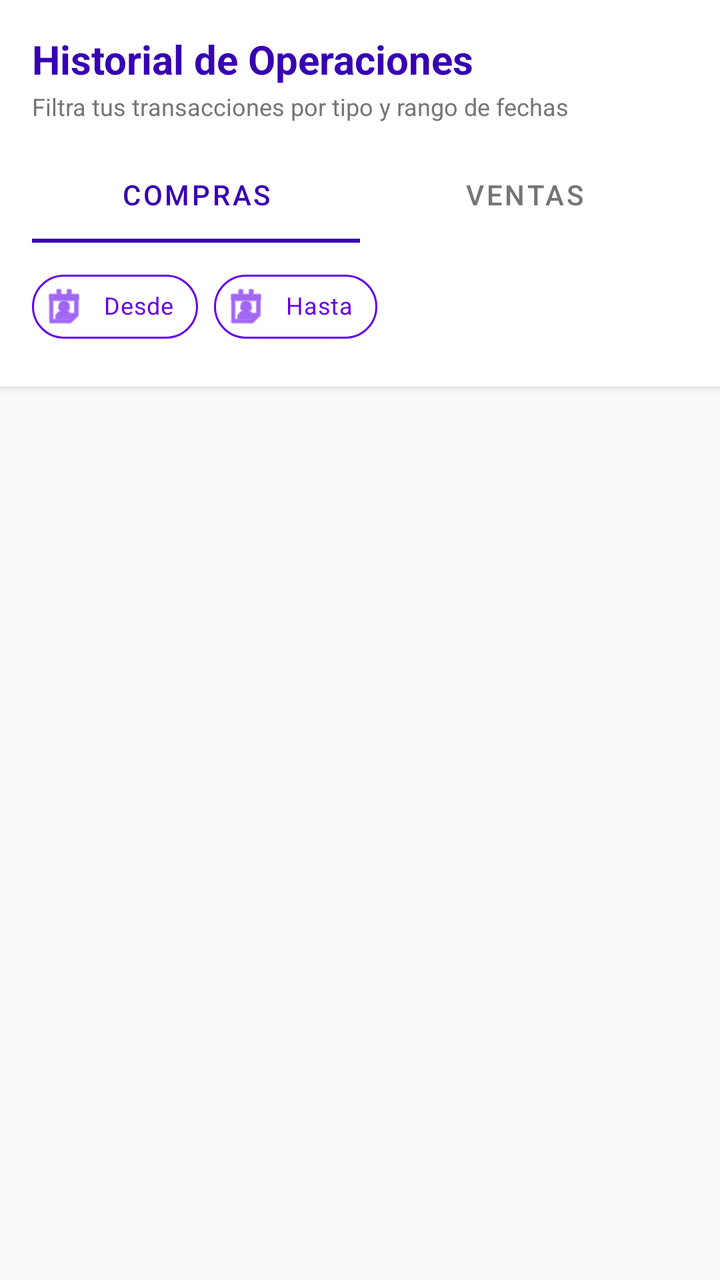
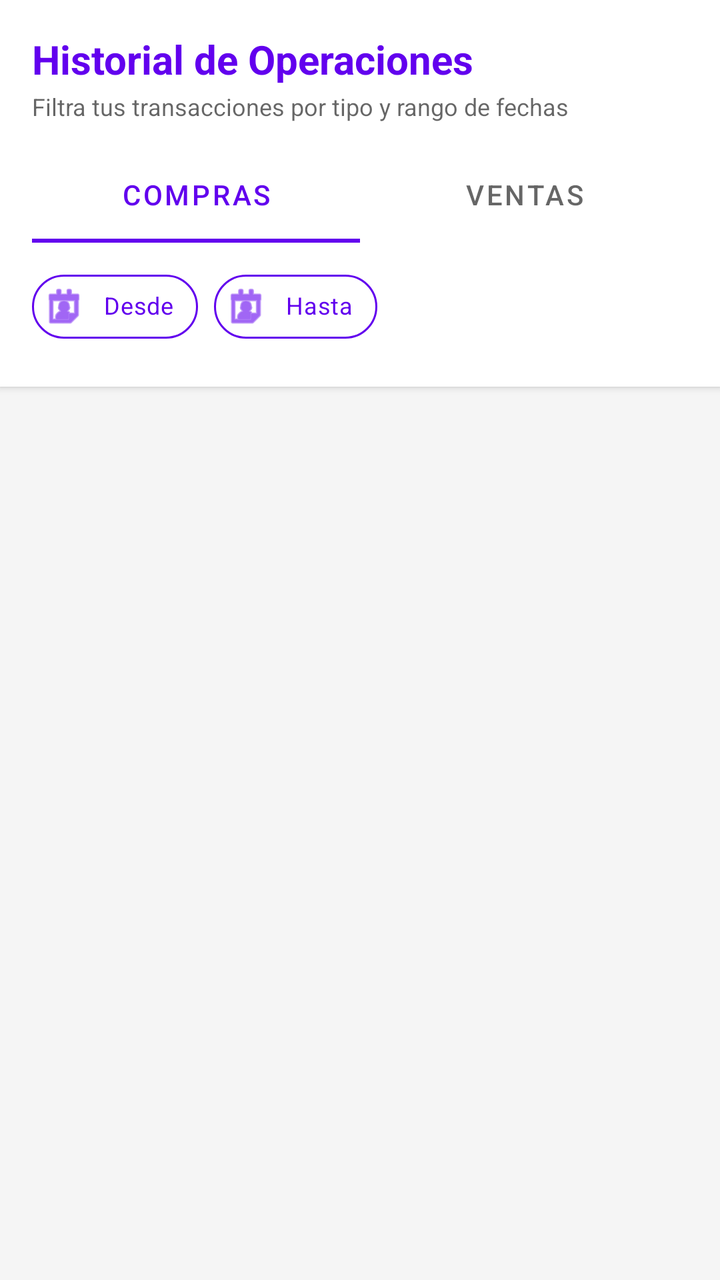

The first picture is an Android layout as it rendered before a commit; the second is the same layout after the commit. The layout source and the unified diff follow.
<!-- AndroidManifest.xml: application theme Theme.TPRondaGrupo2 -->
<!-- res/layout/fragment_historial.xml -->
<?xml version="1.0" encoding="utf-8"?>
<LinearLayout xmlns:android="http://schemas.android.com/apk/res/android"
    xmlns:app="http://schemas.android.com/apk/res-auto"
    xmlns:tools="http://schemas.android.com/tools"
    android:layout_width="match_parent"
    android:layout_height="match_parent"
    android:orientation="vertical"
    android:background="#F8F9FA">

    
    <com.google.android.material.card.MaterialCardView
        android:layout_width="match_parent"
        android:layout_height="wrap_content"
        app:cardCornerRadius="0dp"
        app:cardElevation="2dp"
        app:strokeWidth="0dp">

        <LinearLayout
            android:layout_width="match_parent"
            android:layout_height="wrap_content"
            android:orientation="vertical"
            android:padding="16dp">

            <TextView
                android:layout_width="match_parent"
                android:layout_height="wrap_content"
                android:text="Historial de Operaciones"
                android:textColor="@color/purple_700"
                android:textSize="20sp"
                android:textStyle="bold" />

            <TextView
                android:layout_width="match_parent"
                android:layout_height="wrap_content"
                android:layout_marginTop="2dp"
                android:text="Filtra tus transacciones por tipo y rango de fechas"
                android:textColor="#757575"
                android:textSize="12sp" />

            
            <com.google.android.material.tabs.TabLayout
                android:id="@+id/tabLayoutTipo"
                android:layout_width="match_parent"
                android:layout_height="wrap_content"
                android:layout_marginTop="12dp"
                android:background="@android:color/transparent"
                app:tabIndicatorColor="@color/purple_700"
                app:tabSelectedTextColor="@color/purple_700"
                app:tabTextColor="#757575"
                app:tabMode="fixed"
                app:tabGravity="fill">

                <com.google.android.material.tabs.TabItem
                    android:layout_width="wrap_content"
                    android:layout_height="wrap_content"
                    android:text="Compras" />

                <com.google.android.material.tabs.TabItem
                    android:layout_width="wrap_content"
                    android:layout_height="wrap_content"
                    android:text="Ventas" />

            </com.google.android.material.tabs.TabLayout>

            
            <HorizontalScrollView
                android:layout_width="match_parent"
                android:layout_height="wrap_content"
                android:layout_marginTop="8dp"
                android:scrollbars="none">

                <com.google.android.material.chip.ChipGroup
                    android:layout_width="wrap_content"
                    android:layout_height="wrap_content"
                    app:singleLine="true">

                    <com.google.android.material.chip.Chip
                        android:id="@+id/chipFechaDesde"
                        style="@style/Widget.MaterialComponents.Chip.Action"
                        android:layout_width="wrap_content"
                        android:layout_height="wrap_content"
                        android:text="Desde"
                        android:textColor="@color/purple_500"
                        android:textSize="12sp"
                        app:chipBackgroundColor="@color/white"
                        app:chipIcon="@android:drawable/ic_menu_my_calendar"
                        app:chipIconTint="@color/purple_500"
                        app:chipStrokeColor="@color/purple_500"
                        app:chipStrokeWidth="1dp" />

                    <com.google.android.material.chip.Chip
                        android:id="@+id/chipFechaHasta"
                        style="@style/Widget.MaterialComponents.Chip.Action"
                        android:layout_width="wrap_content"
                        android:layout_height="wrap_content"
                        android:text="Hasta"
                        android:textColor="@color/purple_500"
                        android:textSize="12sp"
                        app:chipBackgroundColor="@color/white"
                        app:chipIcon="@android:drawable/ic_menu_my_calendar"
                        app:chipIconTint="@color/purple_500"
                        app:chipStrokeColor="@color/purple_500"
                        app:chipStrokeWidth="1dp" />

                    <com.google.android.material.chip.Chip
                        android:id="@+id/chipLimpiarFechas"
                        style="@style/Widget.MaterialComponents.Chip.Action"
                        android:layout_width="wrap_content"
                        android:layout_height="wrap_content"
                        android:text="Limpiar fechas"
                        android:textColor="#D32F2F"
                        android:textSize="12sp"
                        android:visibility="gone"
                        app:chipBackgroundColor="@color/white"
                        app:chipIcon="@android:drawable/ic_menu_close_clear_cancel"
                        app:chipIconTint="#D32F2F"
                        app:chipStrokeColor="#D32F2F"
                        app:chipStrokeWidth="1dp"
                        tools:visibility="visible" />

                </com.google.android.material.chip.ChipGroup>
            </HorizontalScrollView>

        </LinearLayout>

    </com.google.android.material.card.MaterialCardView>

    
    <FrameLayout
        android:layout_width="match_parent"
        android:layout_height="match_parent">

        <ProgressBar
            android:id="@+id/pbLoading"
            android:layout_width="wrap_content"
            android:layout_height="wrap_content"
            android:layout_gravity="center"
            android:visibility="gone"
            tools:visibility="visible" />

        <TextView
            android:id="@+id/tvEmptyState"
            android:layout_width="wrap_content"
            android:layout_height="wrap_content"
            android:layout_gravity="center"
            android:padding="24dp"
            android:gravity="center"
            android:text="No se encontraron operaciones en el historial"
            android:textColor="#757575"
            android:textSize="15sp"
            android:visibility="gone"
            tools:visibility="visible" />

        <androidx.recyclerview.widget.RecyclerView
            android:id="@+id/rvHistorial"
            android:layout_width="match_parent"
            android:layout_height="match_parent"
            android:clipToPadding="false"
            android:paddingVertical="8dp" />

    </FrameLayout>

</LinearLayout>
<!-- resources referenced by this layout -->
<resources>
  <color name="purple_500">#FF6200EE</color>
  <color name="purple_700">#FF3700B3</color>
  <color name="white">#FFFFFFFF</color>
  <style name="Theme.TPRondaGrupo2" parent="Theme.MaterialComponents.DayNight.NoActionBar">
          
          <item name="colorPrimary">@color/purple_500</item>
          <item name="colorPrimaryVariant">@color/purple_700</item>
          <item name="colorOnPrimary">@color/white</item>
          
          <item name="colorSecondary">@color/teal_200</item>
          <item name="colorSecondaryVariant">@color/teal_700</item>
          <item name="colorOnSecondary">@color/black</item>
          
          <item name="android:statusBarColor">?attr/colorPrimaryVariant</item>
          
          <item name="colorSurface">@color/white</item>
          <item name="colorOnSurface">@color/black</item>
          <item name="android:colorBackground">#F5F5F5</item>
          <item name="colorOnBackground">@color/black</item>
          <item name="android:windowBackground">?android:attr/colorBackground</item>
      </style>
  <color name="teal_200">#FF03DAC5</color>
  <color name="teal_700">#FF018786</color>
  <color name="black">#FF000000</color>
</resources>

<!-- the commit's change to res/layout/fragment_historial.xml (unified diff, before → after) -->
@@ -5,7 +5,7 @@
     android:layout_width="match_parent"
     android:layout_height="match_parent"
     android:orientation="vertical"
-    android:background="#F8F9FA">
+    android:background="?android:attr/colorBackground">
 
     
     <com.google.android.material.card.MaterialCardView
@@ -25,7 +25,7 @@
                 android:layout_width="match_parent"
                 android:layout_height="wrap_content"
                 android:text="Historial de Operaciones"
-                android:textColor="@color/purple_700"
+                android:textColor="?attr/colorPrimary"
                 android:textSize="20sp"
                 android:textStyle="bold" />
 
@@ -34,7 +34,7 @@
                 android:layout_height="wrap_content"
                 android:layout_marginTop="2dp"
                 android:text="Filtra tus transacciones por tipo y rango de fechas"
-                android:textColor="#757575"
+                android:textColor="?android:attr/textColorSecondary"
                 android:textSize="12sp" />
 
             
@@ -44,9 +44,9 @@
                 android:layout_height="wrap_content"
                 android:layout_marginTop="12dp"
                 android:background="@android:color/transparent"
-                app:tabIndicatorColor="@color/purple_700"
-                app:tabSelectedTextColor="@color/purple_700"
-                app:tabTextColor="#757575"
+                app:tabIndicatorColor="?attr/colorPrimary"
+                app:tabSelectedTextColor="?attr/colorPrimary"
+                app:tabTextColor="?android:attr/textColorSecondary"
                 app:tabMode="fixed"
                 app:tabGravity="fill">
 
@@ -80,12 +80,12 @@
                         android:layout_width="wrap_content"
                         android:layout_height="wrap_content"
                         android:text="Desde"
-                        android:textColor="@color/purple_500"
+                        android:textColor="?attr/colorPrimary"
                         android:textSize="12sp"
-                        app:chipBackgroundColor="@color/white"
+                        app:chipBackgroundColor="?attr/colorSurface"
                         app:chipIcon="@android:drawable/ic_menu_my_calendar"
-                        app:chipIconTint="@color/purple_500"
-                        app:chipStrokeColor="@color/purple_500"
+                        app:chipIconTint="?attr/colorPrimary"
+                        app:chipStrokeColor="?attr/colorPrimary"
                         app:chipStrokeWidth="1dp" />
 
                     <com.google.android.material.chip.Chip
@@ -94,12 +94,12 @@
                         android:layout_width="wrap_content"
                         android:layout_height="wrap_content"
                         android:text="Hasta"
-                        android:textColor="@color/purple_500"
+                        android:textColor="?attr/colorPrimary"
                         android:textSize="12sp"
-                        app:chipBackgroundColor="@color/white"
+                        app:chipBackgroundColor="?attr/colorSurface"
                         app:chipIcon="@android:drawable/ic_menu_my_calendar"
-                        app:chipIconTint="@color/purple_500"
-                        app:chipStrokeColor="@color/purple_500"
+                        app:chipIconTint="?attr/colorPrimary"
+                        app:chipStrokeColor="?attr/colorPrimary"
                         app:chipStrokeWidth="1dp" />
 
                     <com.google.android.material.chip.Chip
